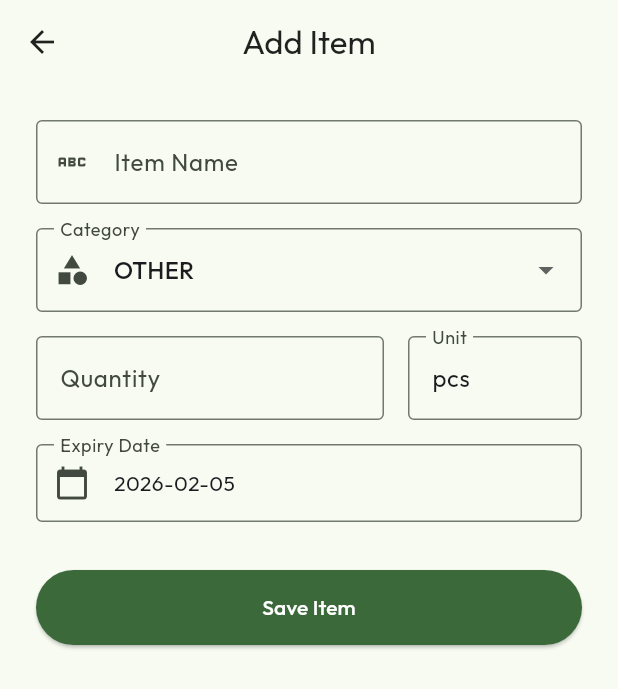
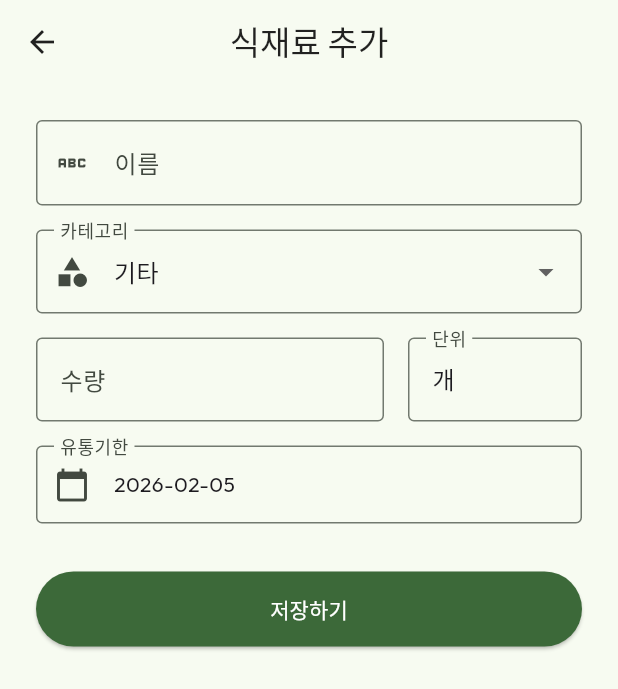
Before and after one commit to seunghun1024/fridge_app, a Flutter app: the AddItemScreen screen opened directly with empty values, on a phone screen of 412 x 824 dp. Shown: the top 689 px of the screen. Run offline on Flutter 3.47's test engine with Material 3 defaults, Android fonts, the phone set to English and light mode, and no system bars; our stand-ins replace google_fonts.

Commit message:
한글로 수정 작업

```diff
--- a/lib/main.dart
+++ b/lib/main.dart
@@ -2,7 +2,7 @@ import 'package:flutter/material.dart';
 import 'package:google_fonts/google_fonts.dart';
 import 'package:provider/provider.dart';
 import 'screens/onboarding_screen.dart';
-import 'services/mock_api_service.dart';
+import 'services/spoonacular_service.dart';
 import 'models/app_state.dart';
 
 void main() {
@@ -17,7 +17,7 @@ class FridgeApp extends StatelessWidget {
     return MultiProvider(
       providers: [
         ChangeNotifierProvider(create: (_) => AppState()),
-        Provider(create: (_) => MockApiService()),
+        Provider(create: (_) => SpoonacularService()),
       ],
       child: MaterialApp(
         title: 'Smart Fridge',
--- a/lib/models/models.dart
+++ b/lib/models/models.dart
@@ -85,7 +85,9 @@ class Recipe {
   final int cookingTimeMin;
   final String difficulty;
   final List<String> ingredients;
+  final List<String> extraIngredients;
   final List<String> instructions;
+  final String? imageUrl;
 
   Recipe({
     String? id,
@@ -94,6 +96,8 @@ class Recipe {
     required this.cookingTimeMin,
     required this.difficulty,
     required this.ingredients,
+    this.extraIngredients = const [],
     required this.instructions,
+    this.imageUrl,
   }) : id = id ?? uuid.v4();
 }
--- a/lib/screens/add_item_screen.dart
+++ b/lib/screens/add_item_screen.dart
@@ -17,7 +17,7 @@ class _AddItemScreenState extends State<AddItemScreen> {
   final _formKey = GlobalKey<FormState>();
   final _nameController = TextEditingController();
   final _qtyController = TextEditingController();
-  final _unitController = TextEditingController(text: 'pcs');
+  final _unitController = TextEditingController(text: '개');
 
   FoodCategory _selectedCategory = FoodCategory.other;
   DateTime _expiryDate = DateTime.now().add(const Duration(days: 7));
@@ -25,7 +25,7 @@ class _AddItemScreenState extends State<AddItemScreen> {
   @override
   Widget build(BuildContext context) {
     return Scaffold(
-      appBar: AppBar(title: const Text("Add Item")),
+      appBar: AppBar(title: const Text("식재료 추가")),
       body: SingleChildScrollView(
         padding: const EdgeInsets.all(24),
         child: Form(
@@ -36,24 +36,24 @@ class _AddItemScreenState extends State<AddItemScreen> {
               TextFormField(
                 controller: _nameController,
                 decoration: const InputDecoration(
-                  labelText: "Item Name",
-                  hintText: "e.g., Cheddar Cheese",
+                  labelText: "이름",
+                  hintText: "예: 체다 치즈",
                   border: OutlineInputBorder(),
                   prefixIcon: Icon(Icons.abc),
                 ),
-                validator: (val) => val == null || val.isEmpty ? "Required" : null,
+                validator: (val) => val == null || val.isEmpty ? "필수 입력" : null,
               ),
               const SizedBox(height: 16),
 
               DropdownButtonFormField<FoodCategory>(
                 value: _selectedCategory,
                 decoration: const InputDecoration(
-                  labelText: "Category",
+                  labelText: "카테고리",
                   border: OutlineInputBorder(),
                   prefixIcon: Icon(Icons.category),
                 ),
                 items: FoodCategory.values.map((c) {
-                  return DropdownMenuItem(value: c, child: Text(c.name.toUpperCase()));
+                  return DropdownMenuItem(value: c, child: Text(_getCategoryName(c)));
                 }).toList(),
                 onChanged: (val) => setState(() => _selectedCategory = val!),
               ),
@@ -67,10 +67,10 @@ class _AddItemScreenState extends State<AddItemScreen> {
                       controller: _qtyController,
                       keyboardType: TextInputType.number,
                       decoration: const InputDecoration(
-                        labelText: "Quantity",
+                        labelText: "수량",
                         border: OutlineInputBorder(),
                       ),
-                      validator: (val) => val!.isEmpty ? "Required" : null,
+                      validator: (val) => val!.isEmpty ? "필수 입력" : null,
                     ),
                   ),
                   const SizedBox(width: 16),
@@ -79,7 +79,7 @@ class _AddItemScreenState extends State<AddItemScreen> {
                     child: TextFormField(
                       controller: _unitController,
                       decoration: const InputDecoration(
-                        labelText: "Unit",
+                        labelText: "단위",
                         border: OutlineInputBorder(),
                       ),
                     ),
@@ -100,7 +100,7 @@ class _AddItemScreenState extends State<AddItemScreen> {
                 },
                 child: InputDecorator(
                   decoration: const InputDecoration(
-                     labelText: "Expiry Date",
+                     labelText: "유통기한",
                      border: OutlineInputBorder(),
                      prefixIcon: Icon(Icons.calendar_today),
                   ),
@@ -118,7 +118,7 @@ class _AddItemScreenState extends State<AddItemScreen> {
                     backgroundColor: Theme.of(context).colorScheme.primary,
                     foregroundColor: Colors.white,
                   ),
-                  child: const Text("Save Item"),
+                  child: const Text("저장하기"),
                 ),
               ),
             ],
@@ -126,6 +126,18 @@ class _AddItemScreenState extends State<AddItemScreen> {
         ),
       ),
     );
+  }
+
+  String _getCategoryName(FoodCategory c) {
+    switch (c) {
+      case FoodCategory.meat: return "육류";
+      case FoodCategory.veggie: return "채소";
+      case FoodCategory.dairy: return "유제품";
+      case FoodCategory.fruit: return "과일";
+      case FoodCategory.beverage: return "음료";
+      case FoodCategory.sauce: return "소스/양념";
+      case FoodCategory.other: return "기타";
+    }
   }
 
   void _saveItem() {
--- a/lib/screens/onboarding_screen.dart
+++ b/lib/screens/onboarding_screen.dart
@@ -18,7 +18,7 @@ class OnboardingScreen extends StatelessWidget {
               const Icon(Icons.kitchen, size: 100, color: Color(0xFF2E7D32)),
               const SizedBox(height: 24),
               Text(
-                "Keep Your Food Fresh",
+                "식재료를 신선하게 관리하세요",
                 style: Theme.of(context).textTheme.headlineMedium?.copyWith(
                       fontWeight: FontWeight.bold,
                       color: Colors.black87,
@@ -27,7 +27,7 @@ class OnboardingScreen extends StatelessWidget {
               ),
               const SizedBox(height: 16),
               Text(
-                "Manage your fridge inventory and get recipe recommendations instantly.",
+                "냉장고 속 재료를 스마트하게 관리하고\n레시피 추천까지 받아보세요.",
                 style: Theme.of(context).textTheme.bodyLarge?.copyWith(
                       color: Colors.grey[600],
                     ),
@@ -52,7 +52,7 @@ class OnboardingScreen extends StatelessWidget {
                     ),
                   ),
                   child: const Text(
-                    "Get Started",
+                    "시작하기",
                     style: TextStyle(fontSize: 18, fontWeight: FontWeight.bold),
                   ),
                 ),
--- a/lib/screens/slot_detail_screen.dart
+++ b/lib/screens/slot_detail_screen.dart
@@ -37,7 +37,7 @@ class SlotDetailScreen extends StatelessWidget {
                 children: [
                    Icon(Icons.kitchen_outlined, size: 64, color: Colors.grey[300]),
                    const SizedBox(height: 16),
-                   Text("Empty Slot", style: TextStyle(color: Colors.grey[500])),
+                   Text("보관된 식재료가 없습니다", style: TextStyle(color: Colors.grey[500])),
                 ],
               ),
             )
@@ -56,11 +56,11 @@ class SlotDetailScreen extends StatelessWidget {
   Widget _buildItemCard(BuildContext context, FoodItem item) {
     final daysLeft = item.daysUntilExpiry;
     Color statusColor = Colors.green;
-    String statusText = "Fresh";
+    String statusText = "신선";
 
     if (daysLeft < 0) {
       statusColor = Colors.grey;
-      statusText = "Expired";
+      statusText = "만료";
     } else if (daysLeft <= 3) {
       statusColor = Colors.red;
       statusText = "D-$daysLeft";
@@ -79,7 +79,7 @@ class SlotDetailScreen extends StatelessWidget {
           ),
         ),
         title: Text(item.name, style: const TextStyle(fontWeight: FontWeight.bold)),
-        subtitle: Text("${item.quantity} ${item.unit} • Expires ${DateFormat('MM/dd').format(item.expiryDate)}"),
+        subtitle: Text("${item.quantity}${item.unit} • ${DateFormat('MM/dd').format(item.expiryDate)} 까지"),
         trailing: Container(
           padding: const EdgeInsets.symmetric(horizontal: 8, vertical: 4),
           decoration: BoxDecoration(
--- a/lib/services/mock_api_service.dart
+++ b/lib/services/mock_api_service.dart
@@ -8,20 +8,20 @@ class MockApiService {
     // Simple mock logic
     return [
       Recipe(
-        title: "Creamy Carrot Soup",
-        description: "A warm and delicious soup made from fresh carrots.",
+        title: "크림 당근 스프",
+        description: "신선한 당근으로 만든 따뜻하고 맛있는 스프입니다.",
         cookingTimeMin: 30,
-        difficulty: "Easy",
-        ingredients: ["Carrots", "Milk", "Onion", "Butter"],
-        instructions: ["Chop carrots", "Boil with milk", "Blend until smooth"],
+        difficulty: "쉬움",
+        ingredients: ["당근", "우유", "양파", "버터"],
+        instructions: ["당근 썰기", "우유와 함께 끓이기", "부드러워질 때까지 갈기"],
       ),
        Recipe(
-        title: "Vegetable Stir Fry",
-        description: "Quick and healthy mix of vegetables.",
+        title: "신선한 야채 볶음",
+        description: "빠르고 건강한 야채 믹스 볶음 요리입니다.",
         cookingTimeMin: 15,
-        difficulty: "Medium",
-        ingredients: ["Carrots", "Cabbage", "Soy Sauce"],
-        instructions: ["Slice veggies", "Stir fry in pan", "Add sauce"],
+        difficulty: "보통",
+        ingredients: ["당근", "양배추", "간장"],
+        instructions: ["채소 썰기", "팬에 볶기", "소스 넣기"],
       ),
     ];
   }
--- a/pubspec.yaml
+++ b/pubspec.yaml
@@ -15,6 +15,7 @@ dependencies:
   google_fonts: ^5.1.0
   uuid: ^3.0.7
   collection: ^1.17.2
+  http: ^1.6.0
 
 dev_dependencies:
   flutter_test:
```
Also changed, not shown: lib/screens/tabs/recipe_tab.dart (+13 -5 lines), lib/services/spoonacular_service.dart (added, +61 -0 lines), pubspec.lock.
